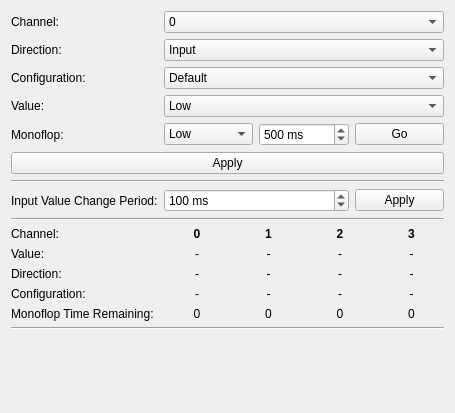
The window that src/brickv/plugin_system/plugins/io4_v2/ui/io4_v2.ui (Tinkerforge/brickv) describes before a commit, drawn with Qt 5.
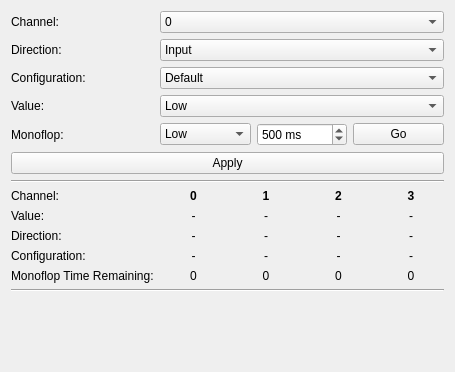
The same window after the commit.

Commit message: io4-v2: Remove GUI for configuring polling interval

What changed in the file:
```diff
--- a/src/brickv/plugin_system/plugins/io4_v2/ui/io4_v2.ui
+++ b/src/brickv/plugin_system/plugins/io4_v2/ui/io4_v2.ui
@@ -7,7 +7,7 @@
     <x>0</x>
     <y>0</y>
     <width>455</width>
-    <height>413</height>
+    <height>372</height>
    </rect>
   </property>
   <property name="windowTitle">
@@ -23,7 +23,7 @@
        </property>
       </widget>
      </item>
-     <item row="9" column="0">
+     <item row="7" column="0">
       <widget class="QLabel" name="label_53">
        <property name="text">
         <string>Channel:</string>
@@ -37,14 +37,14 @@
        </property>
       </widget>
      </item>
-     <item row="10" column="0">
+     <item row="8" column="0">
       <widget class="QLabel" name="label_5">
        <property name="text">
         <string>Value:</string>
        </property>
       </widget>
      </item>
-     <item row="11" column="0">
+     <item row="9" column="0">
       <widget class="QLabel" name="label_7">
        <property name="text">
         <string>Direction:</string>
@@ -133,33 +133,21 @@
        </property>
       </widget>
      </item>
-     <item row="12" column="0">
+     <item row="10" column="0">
       <widget class="QLabel" name="label_4">
        <property name="text">
         <string>Configuration:</string>
        </property>
       </widget>
      </item>
-     <item row="7" column="1" colspan="2">
-      <widget class="QSpinBox" name="sbox_cfg_iv_cb_period">
-       <property name="suffix">
-        <string> ms</string>
-       </property>
-       <property name="prefix">
-        <string/>
-       </property>
-       <property name="minimum">
-        <number>1</number>
-       </property>
-       <property name="maximum">
-        <number>2147483647</number>
-       </property>
-       <property name="value">
-        <number>100</number>
+     <item row="6" column="0" colspan="4">
+      <widget class="Line" name="line">
+       <property name="orientation">
+        <enum>Qt::Horizontal</enum>
        </property>
       </widget>
      </item>
-     <item row="9" column="1" rowspan="5" colspan="3">
+     <item row="7" column="1" rowspan="5" colspan="3">
       <layout class="QGridLayout" name="gridLayout">
        <item row="2" column="3">
         <widget class="QLabel" name="lbl_st_ch3_d">
@@ -415,13 +403,6 @@
        </item>
       </widget>
      </item>
-     <item row="7" column="0">
-      <widget class="QLabel" name="lbl_cfg_iv_cb_period">
-       <property name="text">
-        <string>Input Value Change Period:</string>
-       </property>
-      </widget>
-     </item>
      <item row="3" column="1" colspan="3">
       <widget class="QComboBox" name="cbox_cfg_ch_out_v">
        <item>
@@ -450,34 +431,20 @@
        </item>
       </widget>
      </item>
-     <item row="13" column="0">
+     <item row="11" column="0">
       <widget class="QLabel" name="label_15">
        <property name="text">
         <string>Monoflop Time Remaining:</string>
        </property>
       </widget>
      </item>
-     <item row="14" column="0" colspan="4">
+     <item row="12" column="0" colspan="4">
       <widget class="Line" name="line_2">
        <property name="orientation">
         <enum>Qt::Horizontal</enum>
        </property>
       </widget>
      </item>
-     <item row="7" column="3">
-      <widget class="QPushButton" name="btn_cfg_iv_cb_period">
-       <property name="text">
-        <string>Apply</string>
-       </property>
-      </widget>
-     </item>
-     <item row="8" column="0" colspan="4">
-      <widget class="Line" name="line_3">
-       <property name="orientation">
-        <enum>Qt::Horizontal</enum>
-       </property>
-      </widget>
-     </item>
     </layout>
    </item>
    <item>
```
Left out of the diff: 7 changed lines with no effect on the pictures.
